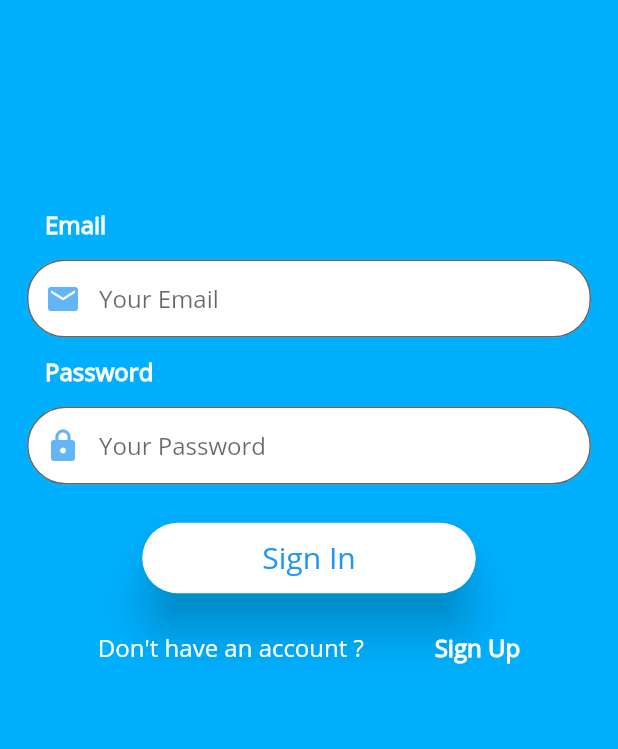
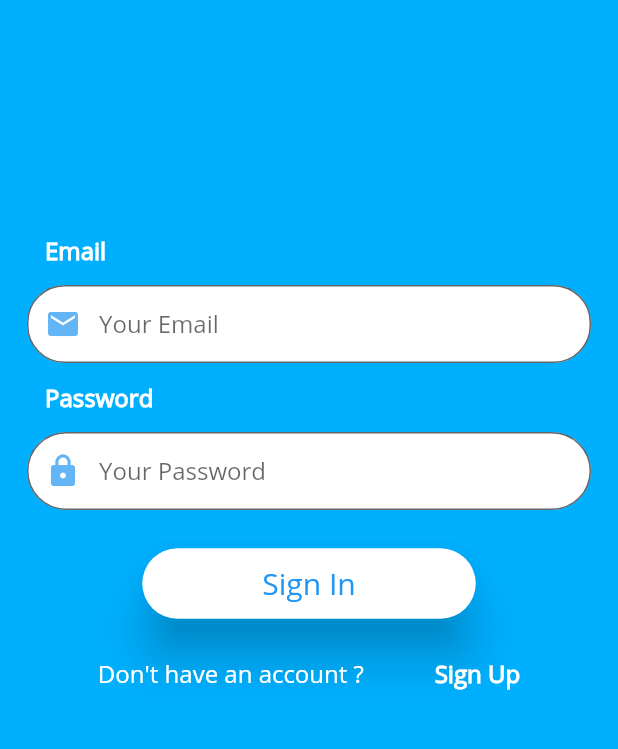
Before and after one commit to VincentHdZ/daybyday_app, a Flutter app: the screen it shows after launch, on a phone screen of 412 x 824 dp, the part 165-914 px from its top. Run offline on Flutter 3.47's test engine with Material 2 defaults, Android fonts, the phone set to English and light mode, and no system bars; our stand-ins replace flutter_screenutil, shared_preferences.

Commit message:
RenderFlex overflowed on signin page resolved

```diff
--- a/lib/ui/pages/auth_page.dart
+++ b/lib/ui/pages/auth_page.dart
@@ -41,9 +41,15 @@ class _AuthPageState extends State<AuthPage> {
             ),
           ),
         ),
-        Align(
-          alignment: Alignment.center,
-          child: _signIn ? AuthSignIn(_setAuthMode) : AuthSignUp(_setAuthMode),
+        Column(
+          mainAxisAlignment: MainAxisAlignment.center,
+          crossAxisAlignment: CrossAxisAlignment.center,
+          children: [
+            Padding(
+              padding: const EdgeInsets.all(18.0),
+              child: _signIn ? AuthSignIn(_setAuthMode) : AuthSignUp(_setAuthMode),
+            ),
+          ],
         ),
       ]),
     );
--- a/lib/ui/widgets/auth_signin.dart
+++ b/lib/ui/widgets/auth_signin.dart
@@ -23,10 +23,7 @@ class _AuthSignInState extends State<AuthSignIn> {
   bool _isLoading = false;
   @override
   Widget build(BuildContext context) {
-    return Padding(
-      padding: const EdgeInsets.all(18.0),
-      child: Container(
-        height: 350,
+    return Container(
       width: double.infinity,
       child: Form(
         key: _formKey,
@@ -187,7 +184,6 @@ class _AuthSignInState extends State<AuthSignIn> {
           ],
         ),
       ),
-      ),
     );
   }
 
--- a/lib/ui/widgets/auth_signup.dart
+++ b/lib/ui/widgets/auth_signup.dart
@@ -30,10 +30,7 @@ class _AuthSignUpState extends State<AuthSignUp> {
 
   @override
   Widget build(BuildContext context) {
-    return Padding(
-      padding: const EdgeInsets.all(18.0),
-      child: Container(
-        height: 490,
+    return Container(
       width: double.infinity,
       child: Form(
         key: _formKey,
@@ -232,7 +229,6 @@ class _AuthSignUpState extends State<AuthSignUp> {
           ],
         ),
       ),
-      ),
     );
   }
 
```
Lines whose indentation alone changed are shown as unchanged.
